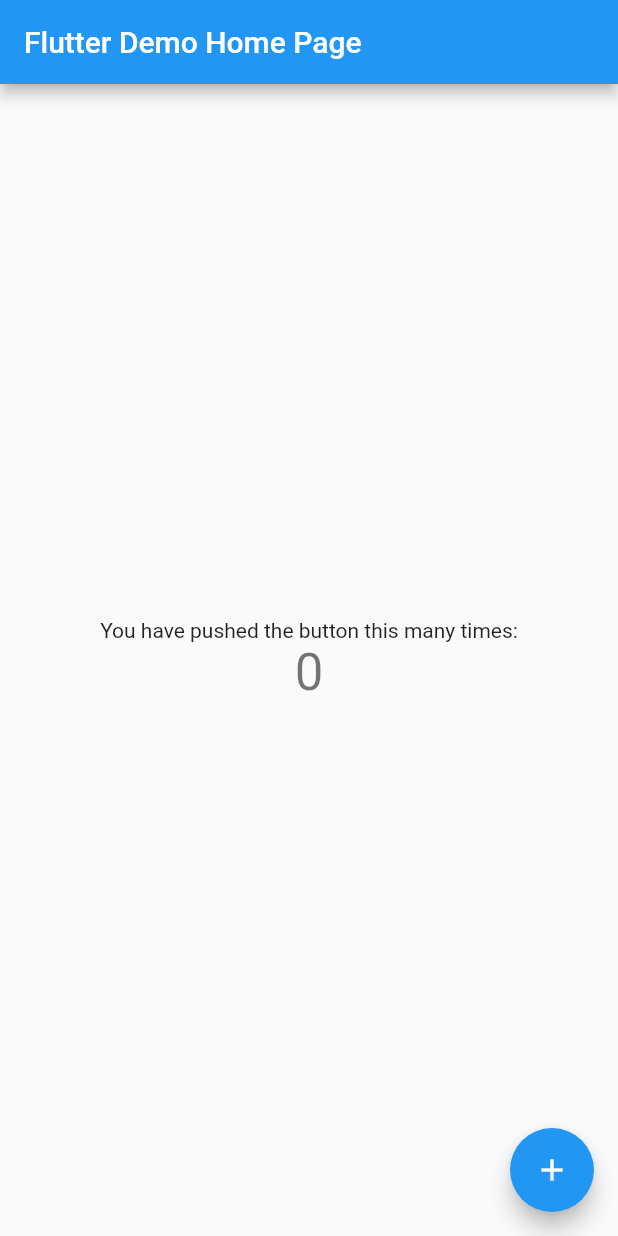
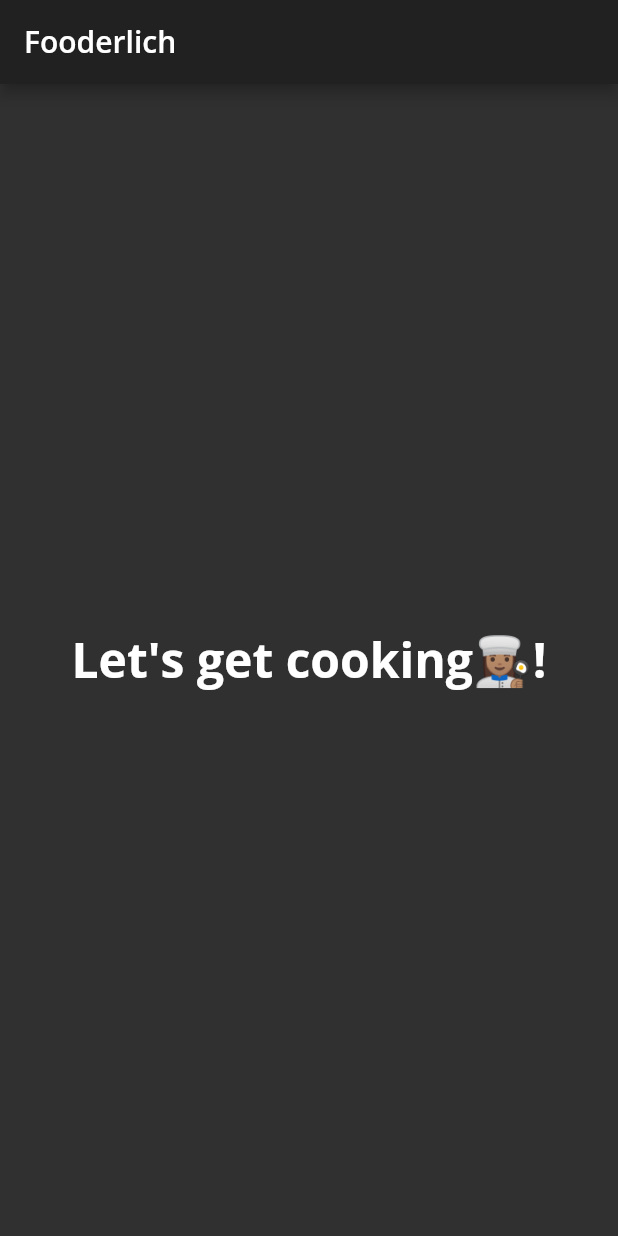
Before and after one commit to vedintech007/fooderlich, a Flutter app: the screen it shows after launch, on a phone screen of 412 x 824 dp. Run offline on Flutter 3.47's test engine with Material 2 defaults, Android fonts, the phone set to English and light mode, and no system bars; our stand-ins replace google_fonts.

Commit message:
defined custom theme for app

```diff
--- /dev/null
+++ b/lib/constants/fooderlich_theme.dart
@@ -0,0 +1,103 @@
+import 'package:flutter/material.dart';
+import 'package:google_fonts/google_fonts.dart';
+
+class FooderlichTheme {
+  static TextTheme lightTextTheme = TextTheme(
+    bodyText1: GoogleFonts.openSans(
+      fontSize: 14.0,
+      fontWeight: FontWeight.w700,
+      color: Colors.black,
+    ),
+    headline1: GoogleFonts.openSans(
+      fontSize: 32.0,
+      fontWeight: FontWeight.bold,
+      color: Colors.black,
+    ),
+    headline2: GoogleFonts.openSans(
+      fontSize: 21.0,
+      fontWeight: FontWeight.w700,
+      color: Colors.black,
+    ),
+    headline3: GoogleFonts.openSans(
+      fontSize: 16.0,
+      fontWeight: FontWeight.w600,
+      color: Colors.black,
+    ),
+    headline6: GoogleFonts.openSans(
+      fontSize: 20.0,
+      fontWeight: FontWeight.w600,
+      color: Colors.black,
+    ),
+  );
+
+  static TextTheme darkTextTheme = TextTheme(
+    bodyText1: GoogleFonts.openSans(
+      fontSize: 14.0,
+      fontWeight: FontWeight.w700,
+      color: Colors.white,
+    ),
+    headline1: GoogleFonts.openSans(
+      fontSize: 32.0,
+      fontWeight: FontWeight.bold,
+      color: Colors.white,
+    ),
+    headline2: GoogleFonts.openSans(
+      fontSize: 21.0,
+      fontWeight: FontWeight.w700,
+      color: Colors.white,
+    ),
+    headline3: GoogleFonts.openSans(
+      fontSize: 16.0,
+      fontWeight: FontWeight.w600,
+      color: Colors.white,
+    ),
+    headline6: GoogleFonts.openSans(
+      fontSize: 20.0,
+      fontWeight: FontWeight.w600,
+      color: Colors.white,
+    ),
+  );
+
+  static ThemeData light() {
+    return ThemeData(
+      brightness: Brightness.light,
+      checkboxTheme: CheckboxThemeData(
+        fillColor: MaterialStateColor.resolveWith(
+          (states) {
+            return Colors.black;
+          },
+        ),
+      ),
+      appBarTheme: const AppBarTheme(
+        foregroundColor: Colors.black,
+        backgroundColor: Colors.white,
+      ),
+      floatingActionButtonTheme: const FloatingActionButtonThemeData(
+        foregroundColor: Colors.white,
+        backgroundColor: Colors.black,
+      ),
+      bottomNavigationBarTheme: const BottomNavigationBarThemeData(
+        selectedItemColor: Colors.green,
+      ),
+      textTheme: lightTextTheme,
+    );
+  }
+
+  static ThemeData dark() {
+    return ThemeData(
+      brightness: Brightness.dark,
+      appBarTheme: AppBarTheme(
+        foregroundColor: Colors.white,
+        backgroundColor: Colors.grey[900],
+      ),
+      floatingActionButtonTheme: const FloatingActionButtonThemeData(
+        foregroundColor: Colors.white,
+        backgroundColor: Colors.green,
+      ),
+      bottomNavigationBarTheme: const BottomNavigationBarThemeData(
+        selectedItemColor: Colors.green,
+      ),
+      textTheme: darkTextTheme,
+    );
+  }
+}
--- a/lib/main.dart
+++ b/lib/main.dart
@@ -1,115 +1,37 @@
 import 'package:flutter/material.dart';
+import 'constants/fooderlich_theme.dart';
 
 void main() {
-  runApp(const MyApp());
+  runApp(const Fooderlich());
 }
 
-class MyApp extends StatelessWidget {
-  const MyApp({super.key});
-
-  // This widget is the root of your application.
-  @override
-  Widget build(BuildContext context) {
-    return MaterialApp(
-      title: 'Flutter Demo',
-      theme: ThemeData(
-        // This is the theme of your application.
-        //
-        // Try running your application with "flutter run". You'll see the
-        // application has a blue toolbar. Then, without quitting the app, try
-        // changing the primarySwatch below to Colors.green and then invoke
-        // "hot reload" (press "r" in the console where you ran "flutter run",
-        // or simply save your changes to "hot reload" in a Flutter IDE).
-        // Notice that the counter didn't reset back to zero; the application
-        // is not restarted.
-        primarySwatch: Colors.blue,
-      ),
-      home: const MyHomePage(title: 'Flutter Demo Home Page'),
-    );
-  }
-}
-
-class MyHomePage extends StatefulWidget {
-  const MyHomePage({super.key, required this.title});
-
-  // This widget is the home page of your application. It is stateful, meaning
-  // that it has a State object (defined below) that contains fields that affect
-  // how it looks.
-
-  // This class is the configuration for the state. It holds the values (in this
-  // case the title) provided by the parent (in this case the App widget) and
-  // used by the build method of the State. Fields in a Widget subclass are
-  // always marked "final".
-
-  final String title;
-
-  @override
-  State<MyHomePage> createState() => _MyHomePageState();
-}
-
-class _MyHomePageState extends State<MyHomePage> {
-  int _counter = 0;
-
-  void _incrementCounter() {
-    setState(() {
-      // This call to setState tells the Flutter framework that something has
-      // changed in this State, which causes it to rerun the build method below
-      // so that the display can reflect the updated values. If we changed
-      // _counter without calling setState(), then the build method would not be
-      // called again, and so nothing would appear to happen.
-      _counter++;
-    });
-  }
+class Fooderlich extends StatelessWidget {
+  const Fooderlich({Key? key}) : super(key: key);
 
   @override
   Widget build(BuildContext context) {
-    // This method is rerun every time setState is called, for instance as done
-    // by the _incrementCounter method above.
-    //
-    // The Flutter framework has been optimized to make rerunning build methods
-    // fast, so that you can just rebuild anything that needs updating rather
-    // than having to individually change instances of widgets.
-    return Scaffold(
-      appBar: AppBar(
-        // Here we take the value from the MyHomePage object that was created by
-        // the App.build method, and use it to set our appbar title.
-        title: Text(widget.title),
-      ),
-      body: Center(
-        // Center is a layout widget. It takes a single child and positions it
-        // in the middle of the parent.
-        child: Column(
-          // Column is also a layout widget. It takes a list of children and
-          // arranges them vertically. By default, it sizes itself to fit its
-          // children horizontally, and tries to be as tall as its parent.
-          //
-          // Invoke "debug painting" (press "p" in the console, choose the
-          // "Toggle Debug Paint" action from the Flutter Inspector in Android
-          // Studio, or the "Toggle Debug Paint" command in Visual Studio Code)
-          // to see the wireframe for each widget.
-          //
-          // Column has various properties to control how it sizes itself and
-          // how it positions its children. Here we use mainAxisAlignment to
-          // center the children vertically; the main axis here is the vertical
-          // axis because Columns are vertical (the cross axis would be
-          // horizontal).
-          mainAxisAlignment: MainAxisAlignment.center,
-          children: <Widget>[
-            const Text(
-              'You have pushed the button this many times:',
+    // TODO: Create theme
+    final theme = FooderlichTheme.dark();
+    return MaterialApp(
+        debugShowCheckedModeBanner: false,
+        // TODO: Apply Home widget
+        theme: theme,
+        title: "Fooderlich ",
+        home: Scaffold(
+          // TODO: Style the title
+          appBar: AppBar(
+            title: Text(
+              'Fooderlich',
+              style: theme.textTheme.headline6,
             ),
-            Text(
-              '$_counter',
-              style: Theme.of(context).textTheme.headline4,
+          ),
+          // TODO: Style the body text
+          body: Center(
+            child: Text(
+              'Let\'s get cooking👩🏽‍🍳!',
+              style: theme.textTheme.headline1,
             ),
-          ],
-        ),
-      ),
-      floatingActionButton: FloatingActionButton(
-        onPressed: _incrementCounter,
-        tooltip: 'Increment',
-        child: const Icon(Icons.add),
-      ), // This trailing comma makes auto-formatting nicer for build methods.
-    );
+          ),
+        ));
   }
 }
```
Also changed, not shown: pubspec.yaml (+3 -4 lines), pubspec.lock, 8 other files.
